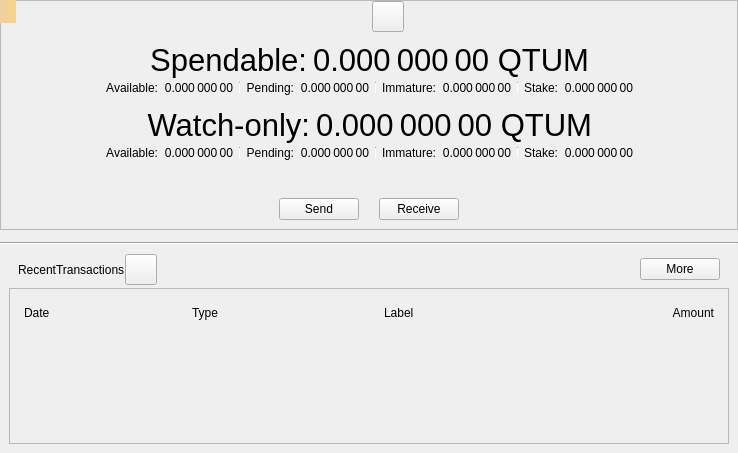
First picture: the form in src/qt/forms/overviewpage.ui, repository ArielCoinOrg/arielcoin, before the edit.
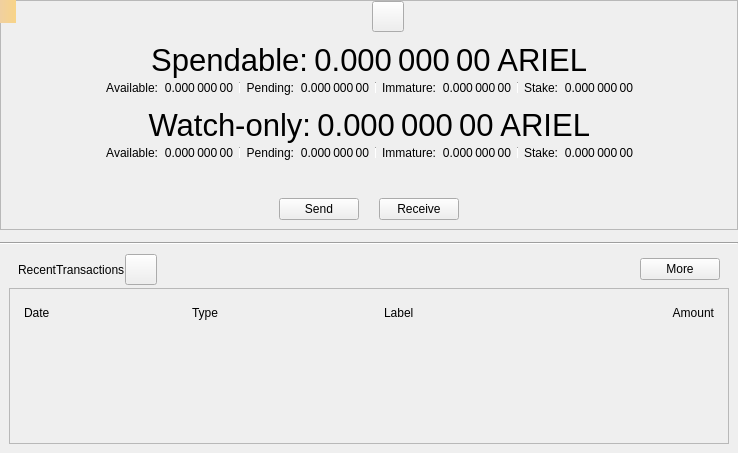
Second picture: the form after the edit. Icons and pictures are not drawn. Custom widgets are drawn as their Qt base class.

Patch:
```diff
--- a/src/qt/forms/overviewpage.ui
+++ b/src/qt/forms/overviewpage.ui
@@ -203,7 +203,7 @@
                <string>Your current total balance</string>
               </property>
               <property name="text">
-               <string notr="true">0.000 000 00 QTUM</string>
+               <string notr="true">0.000 000 00 ARIEL</string>
               </property>
               <property name="alignment">
                <set>Qt::AlignRight|Qt::AlignTrailing|Qt::AlignVCenter</set>
@@ -564,7 +564,7 @@
                <string>Current total balance in watch-only addresses</string>
               </property>
               <property name="text">
-               <string notr="true">0.000 000 00 QTUM</string>
+               <string notr="true">0.000 000 00 ARIEL</string>
               </property>
               <property name="alignment">
                <set>Qt::AlignRight|Qt::AlignTrailing|Qt::AlignVCenter</set>
```
